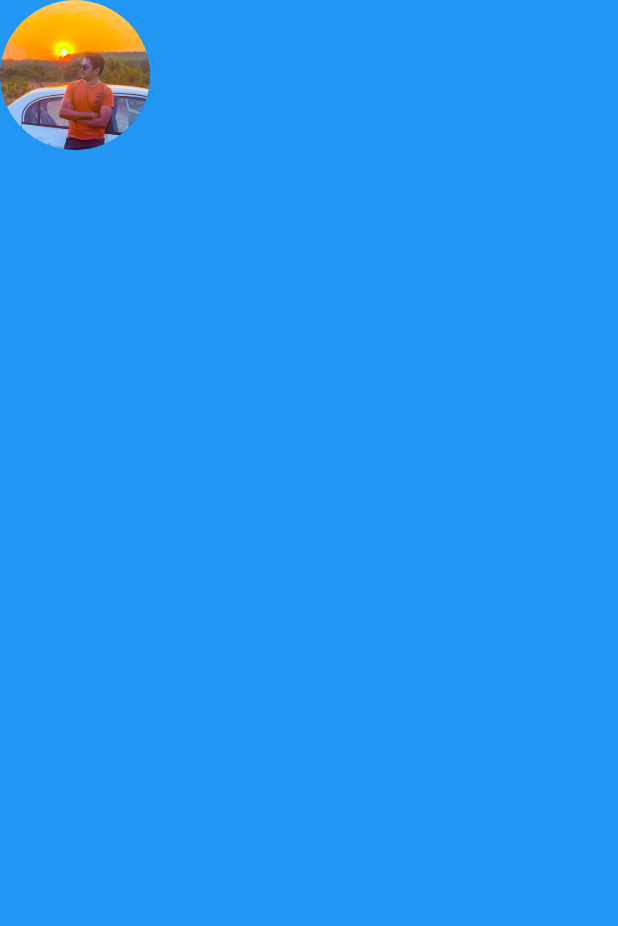
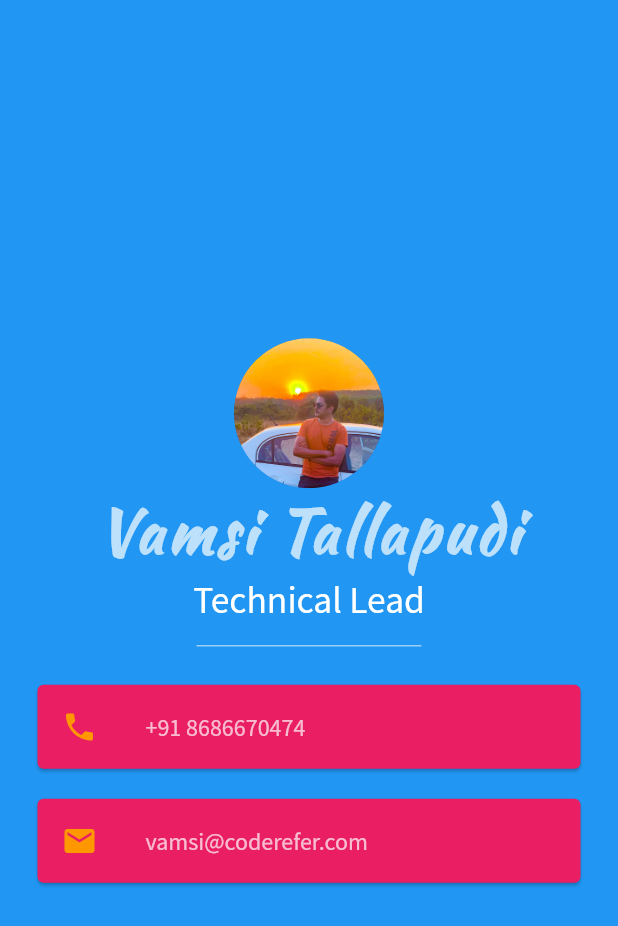
Before and after one commit to vamsitallapudi/BusinessCardFlutter, a Flutter app: the screen it shows after launch, on a phone screen of 412 x 824 dp. Shown: the top 926 px of the screen. Run offline on Flutter 3.47's test engine with Material 2 defaults, Android fonts, the phone set to English and light mode, and no system bars.

Commit message:
Business card my final changes

```diff
--- a/lib/main.dart
+++ b/lib/main.dart
@@ -12,10 +12,67 @@ class MyApp extends StatelessWidget {
         backgroundColor: Colors.blue,
         body: SafeArea(
             child: Column(
+          mainAxisAlignment: MainAxisAlignment.center,
           children: [
             CircleAvatar(
                 radius: 50.0,
-                backgroundImage: AssetImage('assets/profile_pic.jpg')),
+                backgroundImage: AssetImage('images/profile_pic.jpg')),
+            Text(
+              'Vamsi Tallapudi',
+              style: TextStyle(
+                fontFamily: 'Kaushan Script',
+                color: Colors.white70,
+                letterSpacing: 2.5,
+                fontWeight: FontWeight.bold,
+                fontSize: 40.0,
+              ),
+            ),
+            Text(
+              'Technical Lead',
+              style: TextStyle(
+                fontFamily: 'Source Sans Pro',
+                color: Colors.white,
+                fontSize: 25.0,
+              ),
+            ),
+            SizedBox(
+              height: 32.0,
+              width: 150.0,
+              child: Divider(
+                thickness: 1.0,
+                color: Colors.white54,
+              ),
+            ),
+            Card(
+              color: Colors.pink,
+              margin: EdgeInsets.symmetric(vertical: 10, horizontal: 25),
+              child: ListTile(
+                leading: Icon(
+                  Icons.phone,
+                  color: Colors.orange,
+                ),
+                title: Text(
+                  '+91 8686670474',
+                  style: TextStyle(
+                      color: Colors.white70, fontFamily: 'Source Sans Pro'),
+                ),
+              ),
+            ),
+            Card(
+              color: Colors.pink,
+              margin: EdgeInsets.symmetric(vertical: 10, horizontal: 25),
+              child: ListTile(
+                leading: Icon(
+                  Icons.email,
+                  color: Colors.orange,
+                ),
+                title: Text(
+                  'vamsi@coderefer.com',
+                  style: TextStyle(
+                      color: Colors.white70, fontFamily: 'Source Sans Pro'),
+                ),
+              ),
+            ),
           ],
         )),
       ),
```
Also changed, not shown: pubspec.yaml (+8 -27 lines), fonts/KaushanScript-Regular.ttf (added), fonts/SourceSansPro-Regular.ttf (added), images/profile_pic.jpg (renamed from assets/profile_pic.jpg).
